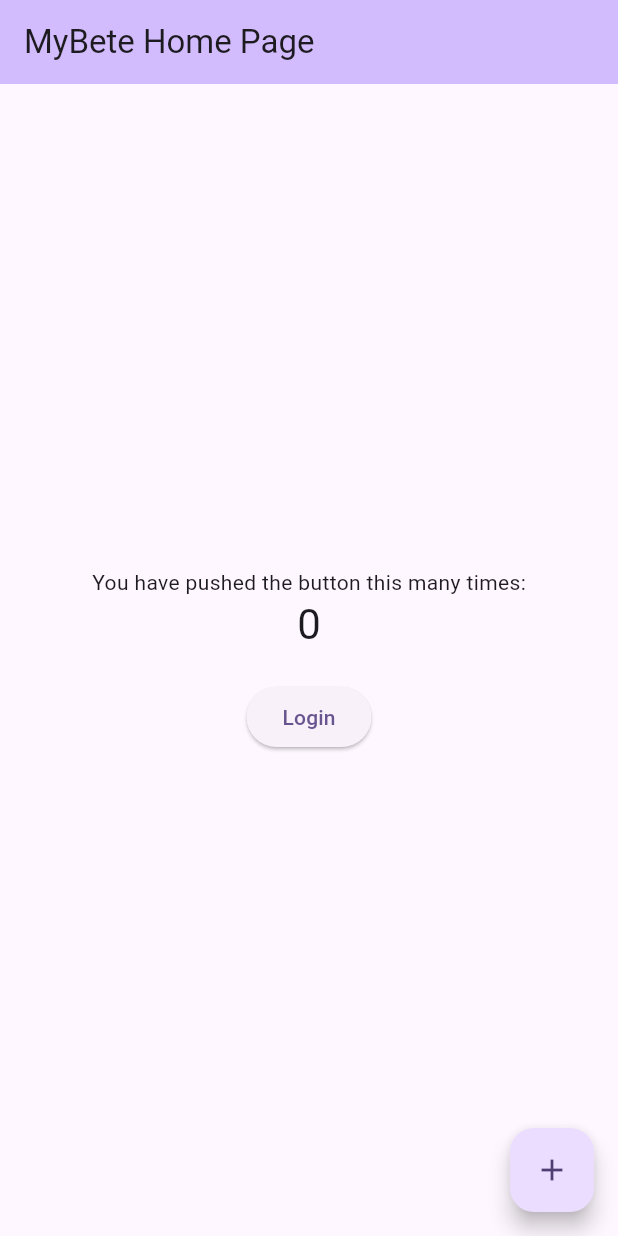
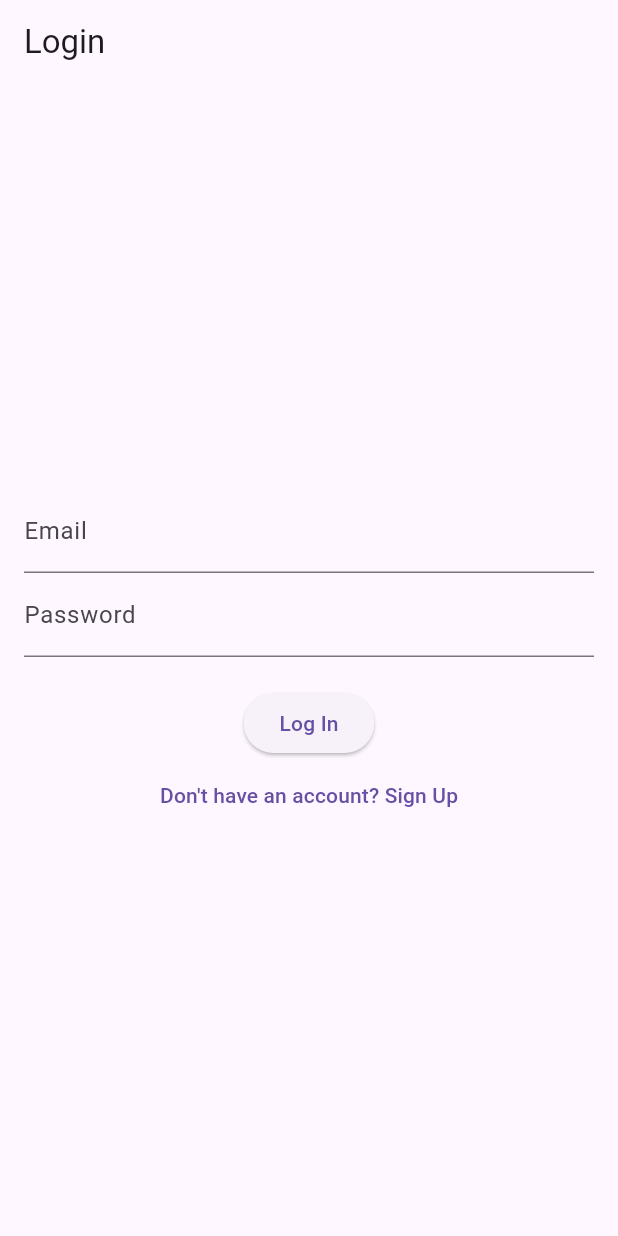
Before and after one commit to Sanjana0823/MyBete, a Flutter app: the screen it shows after launch, on a phone screen of 412 x 824 dp. Run offline on Flutter 3.47's test engine with Material 3 defaults, Android fonts, the phone set to English and light mode, and no system bars.

Commit message:
Add sign up and log in samples

```diff
--- /dev/null
+++ b/mybete_frontend/lib/logIn.dart
@@ -0,0 +1,40 @@
+import 'package:flutter/material.dart';
+
+class LogInPage extends StatelessWidget {
+  @override
+  Widget build(BuildContext context) {
+    return Scaffold(
+      appBar: AppBar(
+        title: Text('Login'),
+      ),
+      body: Padding(
+        padding: EdgeInsets.all(16.0),
+        child: Column(
+          mainAxisAlignment: MainAxisAlignment.center,
+          children: [
+            TextField(
+              decoration: InputDecoration(labelText: 'Email'),
+            ),
+            TextField(
+              decoration: InputDecoration(labelText: 'Password'),
+              obscureText: true,
+            ),
+            SizedBox(height: 20),
+            ElevatedButton(
+              onPressed: () {
+                Navigator.pushReplacementNamed(context, '/main');
+              },
+              child: Text('Log In'),
+            ),
+            TextButton(
+              onPressed: () {
+                Navigator.pushNamed(context, '/signup');
+              },
+              child: Text("Don't have an account? Sign Up"),
+            ),
+          ],
+        ),
+      ),
+    );
+  }
+}
--- a/mybete_frontend/lib/main.dart
+++ b/mybete_frontend/lib/main.dart
@@ -148,83 +148,123 @@
 //   }
 // }
 
+// import 'package:flutter/material.dart';
+// import 'profile.dart';
+// import 'logIn.dart';
+// import 'signUp.dart';
+
+
+// void main() {
+//   runApp(const MyApp());
+// }
+
+// class MyApp extends StatelessWidget {
+//   const MyApp({super.key});
+
+//   // This widget is the root of your application.
+//   @override
+//   Widget build(BuildContext context) {
+//     return MaterialApp(
+//       title: 'MyBete',
+//       theme: ThemeData(
+//         colorScheme: ColorScheme.fromSeed(seedColor: Colors.deepPurple),
+//         useMaterial3: true,
+//       ),
+//       home: const MyHomePage(title: 'MyBete Home Page'),
+//     );
+//   }
+// }
+
+// class MyHomePage extends StatefulWidget {
+//   const MyHomePage({super.key, required this.title});
+
+//   final String title;
+
+//   @override
+//   State<MyHomePage> createState() => _MyHomePageState();
+// }
+
+// class _MyHomePageState extends State<MyHomePage> {
+//   int _counter = 0;
+
+//   void _incrementCounter() {
+//     setState(() {
+//       _counter++;
+//     });
+//   }
+
+//   @override
+//   Widget build(BuildContext context) {
+//     return Scaffold(
+//       appBar: AppBar(
+//         backgroundColor: Theme.of(context).colorScheme.inversePrimary,
+//         title: Text(widget.title),
+//       ),
+//       body: Center(
+//         child: Column(
+//           mainAxisAlignment: MainAxisAlignment.center,
+//           children: <Widget>[
+//             const Text(
+//               'You have pushed the button this many times:',
+//             ),
+//             Text(
+//               '$_counter',
+//               style: Theme.of(context).textTheme.headlineMedium,
+//             ),
+//             const SizedBox(height: 20),
+//             ElevatedButton(
+//               onPressed: () {
+//                 Navigator.push(
+//                   context,
+//                   MaterialPageRoute(builder: (context) => Profile()),
+//                 );
+//               },
+//               child: const Text('Login'),
+//             ),
+//           ],
+//         ),
+//       ),
+//       floatingActionButton: FloatingActionButton(
+//         onPressed: _incrementCounter,
+//         tooltip: 'Increment',
+//         child: const Icon(Icons.add),
+//       ),
+//     );
+//   }
+// }
+
 import 'package:flutter/material.dart';
-import 'profile.dart'; // Ensure you have this import if Profile is in a separate file
+import 'logIn.dart';
+import 'signUp.dart';
 
 void main() {
-  runApp(const MyApp());
+  runApp(MyApp());
 }
 
 class MyApp extends StatelessWidget {
-  const MyApp({super.key});
-
-  // This widget is the root of your application.
   @override
   Widget build(BuildContext context) {
     return MaterialApp(
-      title: 'MyBete',
-      theme: ThemeData(
-        colorScheme: ColorScheme.fromSeed(seedColor: Colors.deepPurple),
-        useMaterial3: true,
-      ),
-      home: const MyHomePage(title: 'MyBete Home Page'),
+      title: 'Flutter Auth Demo',
+      initialRoute: '/',
+      routes: {
+        '/': (context) => LogInPage(),
+        '/signup': (context) => SignUpPage(),
+        '/main': (context) => MainPage(),
+      },
     );
   }
 }
 
-class MyHomePage extends StatefulWidget {
-  const MyHomePage({super.key, required this.title});
-
-  final String title;
-
-  @override
-  State<MyHomePage> createState() => _MyHomePageState();
-}
-
-class _MyHomePageState extends State<MyHomePage> {
-  int _counter = 0;
-
-  void _incrementCounter() {
-    setState(() {
-      _counter++;
-    });
-  }
-
+class MainPage extends StatelessWidget {
   @override
   Widget build(BuildContext context) {
     return Scaffold(
       appBar: AppBar(
-        backgroundColor: Theme.of(context).colorScheme.inversePrimary,
-        title: Text(widget.title),
+        title: Text('Main Page'),
       ),
       body: Center(
-        child: Column(
-          mainAxisAlignment: MainAxisAlignment.center,
-          children: <Widget>[
-            const Text(
-              'You have pushed the button this many times:',
-            ),
-            Text(
-              '$_counter',
-              style: Theme.of(context).textTheme.headlineMedium,
-            ),
-            const SizedBox(height: 20),
-            ElevatedButton(
-              onPressed: () {
-                Navigator.push(
-                  context,
-                  MaterialPageRoute(builder: (context) => Profile()),
-                );
-              },
-              child: const Text('Login'),
-            ),
-          ],
-        ),
-      ),
-      floatingActionButton: FloatingActionButton(
-        onPressed: _incrementCounter,
-        tooltip: 'Increment',
-        child: const Icon(Icons.add),
+        child: Text('Welcome to the Main Page!'),
       ),
     );
   }
--- a/mybete_frontend/lib/profile.dart
+++ b/mybete_frontend/lib/profile.dart
@@ -1,6 +1,8 @@
 import 'package:flutter/material.dart';
 
 class Profile extends StatelessWidget {
+  const Profile({super.key});
+
   @override
   Widget build(BuildContext context) {
     return Scaffold(
```
Also changed, not shown: mybete_frontend/lib/signUp.dart (added, +34 -0 lines).
